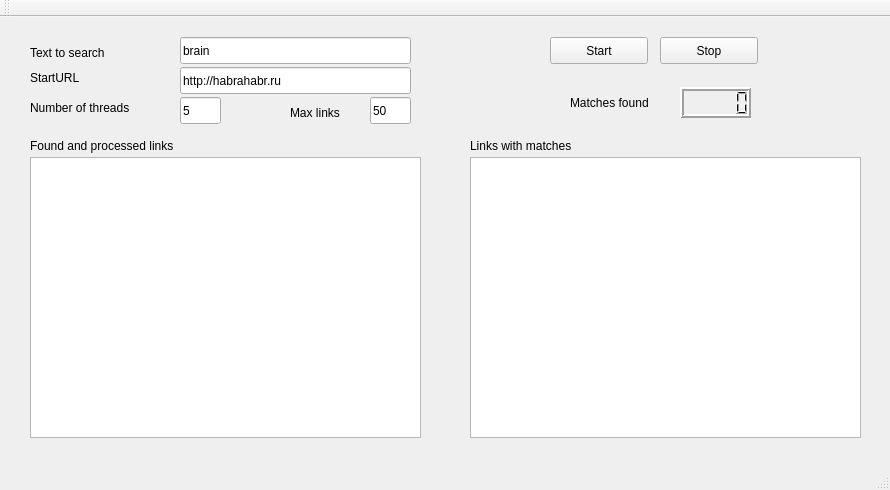
Above: mainwindow.ui from aot9/WebParser before the change. Below: the same form after it.
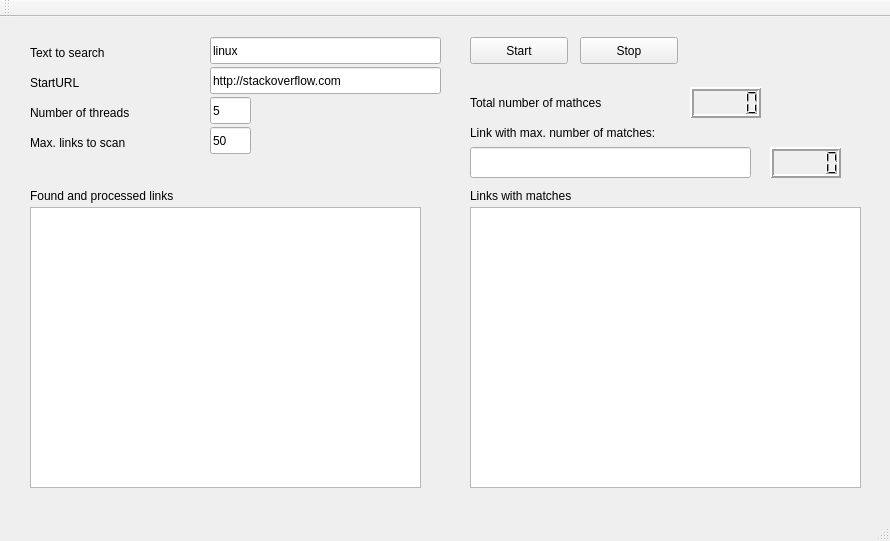
That is the form after the change.

```diff
--- a/mainwindow.ui
+++ b/mainwindow.ui
@@ -7,7 +7,7 @@
     <x>0</x>
     <y>0</y>
     <width>890</width>
-    <height>490</height>
+    <height>541</height>
    </rect>
   </property>
   <property name="windowTitle">
@@ -17,7 +17,7 @@
    <widget class="QPushButton" name="pushButton">
     <property name="geometry">
      <rect>
-      <x>550</x>
+      <x>470</x>
       <y>20</y>
       <width>98</width>
       <height>27</height>
@@ -30,14 +30,14 @@
    <widget class="QLineEdit" name="lineEdit">
     <property name="geometry">
      <rect>
-      <x>180</x>
+      <x>210</x>
       <y>20</y>
       <width>231</width>
       <height>27</height>
      </rect>
     </property>
     <property name="text">
-     <string>brain</string>
+     <string>linux</string>
     </property>
    </widget>
    <widget class="QLabel" name="label">
@@ -45,8 +45,8 @@
      <rect>
       <x>30</x>
       <y>50</y>
-      <width>66</width>
-      <height>21</height>
+      <width>121</width>
+      <height>31</height>
      </rect>
     </property>
     <property name="text">
@@ -58,8 +58,8 @@
      <rect>
       <x>30</x>
       <y>80</y>
-      <width>131</width>
-      <height>21</height>
+      <width>171</width>
+      <height>31</height>
      </rect>
     </property>
     <property name="text">
@@ -69,20 +69,20 @@
    <widget class="QLabel" name="label_3">
     <property name="geometry">
      <rect>
-      <x>290</x>
-      <y>80</y>
-      <width>81</width>
+      <x>30</x>
+      <y>110</y>
+      <width>151</width>
       <height>31</height>
      </rect>
     </property>
     <property name="text">
-     <string>Max links</string>
+     <string>Max. links to scan</string>
     </property>
    </widget>
    <widget class="QLineEdit" name="lineEdit_3">
     <property name="geometry">
      <rect>
-      <x>180</x>
+      <x>210</x>
       <y>80</y>
       <width>41</width>
       <height>27</height>
@@ -95,8 +95,8 @@
    <widget class="QLineEdit" name="lineEdit_4">
     <property name="geometry">
      <rect>
-      <x>370</x>
-      <y>80</y>
+      <x>210</x>
+      <y>110</y>
       <width>41</width>
       <height>27</height>
      </rect>
@@ -108,14 +108,14 @@
    <widget class="QLineEdit" name="lineEdit_5">
     <property name="geometry">
      <rect>
-      <x>180</x>
+      <x>210</x>
       <y>50</y>
       <width>231</width>
       <height>27</height>
      </rect>
     </property>
     <property name="text">
-     <string>http://habrahabr.ru</string>
+     <string>http://stackoverflow.com</string>
     </property>
    </widget>
    <widget class="QLabel" name="label_4">
@@ -123,7 +123,7 @@
      <rect>
       <x>30</x>
       <y>20</y>
-      <width>101</width>
+      <width>151</width>
       <height>31</height>
      </rect>
     </property>
@@ -135,7 +135,7 @@
     <property name="geometry">
      <rect>
       <x>30</x>
-      <y>140</y>
+      <y>190</y>
       <width>391</width>
       <height>281</height>
      </rect>
@@ -145,7 +145,7 @@
     <property name="geometry">
      <rect>
       <x>470</x>
-      <y>140</y>
+      <y>190</y>
       <width>391</width>
       <height>281</height>
      </rect>
@@ -155,7 +155,7 @@
     <property name="geometry">
      <rect>
       <x>30</x>
-      <y>120</y>
+      <y>170</y>
       <width>221</width>
       <height>17</height>
      </rect>
@@ -168,7 +168,7 @@
     <property name="geometry">
      <rect>
       <x>470</x>
-      <y>120</y>
+      <y>170</y>
       <width>141</width>
       <height>17</height>
      </rect>
@@ -180,7 +180,7 @@
    <widget class="QPushButton" name="pushButton_2">
     <property name="geometry">
      <rect>
-      <x>660</x>
+      <x>580</x>
       <y>20</y>
       <width>98</width>
       <height>27</height>
@@ -193,20 +193,20 @@
    <widget class="QLabel" name="label_7">
     <property name="geometry">
      <rect>
-      <x>570</x>
+      <x>470</x>
       <y>70</y>
-      <width>121</width>
+      <width>211</width>
       <height>31</height>
      </rect>
     </property>
     <property name="text">
-     <string>Matches found</string>
+     <string>Total number of mathces</string>
     </property>
    </widget>
    <widget class="QLCDNumber" name="lcdNumber">
     <property name="geometry">
      <rect>
-      <x>680</x>
+      <x>690</x>
       <y>70</y>
       <width>71</width>
       <height>31</height>
@@ -219,6 +219,45 @@
      <number>0</number>
     </property>
    </widget>
+   <widget class="QLabel" name="label_8">
+    <property name="geometry">
+     <rect>
+      <x>470</x>
+      <y>100</y>
+      <width>301</width>
+      <height>31</height>
+     </rect>
+    </property>
+    <property name="text">
+     <string>Link with max. number of matches:</string>
+    </property>
+   </widget>
+   <widget class="QLineEdit" name="lineEdit_2">
+    <property name="geometry">
+     <rect>
+      <x>470</x>
+      <y>130</y>
+      <width>281</width>
+      <height>31</height>
+     </rect>
+    </property>
+   </widget>
+   <widget class="QLCDNumber" name="lcdNumber_2">
+    <property name="geometry">
+     <rect>
+      <x>770</x>
+      <y>130</y>
+      <width>71</width>
+      <height>31</height>
+     </rect>
+    </property>
+    <property name="lineWidth">
+     <number>2</number>
+    </property>
+    <property name="midLineWidth">
+     <number>0</number>
+    </property>
+   </widget>
   </widget>
   <widget class="QToolBar" name="mainToolBar">
    <attribute name="toolBarArea">
```
Left out of the diff: 2 changed lines with no effect on the pictures.
